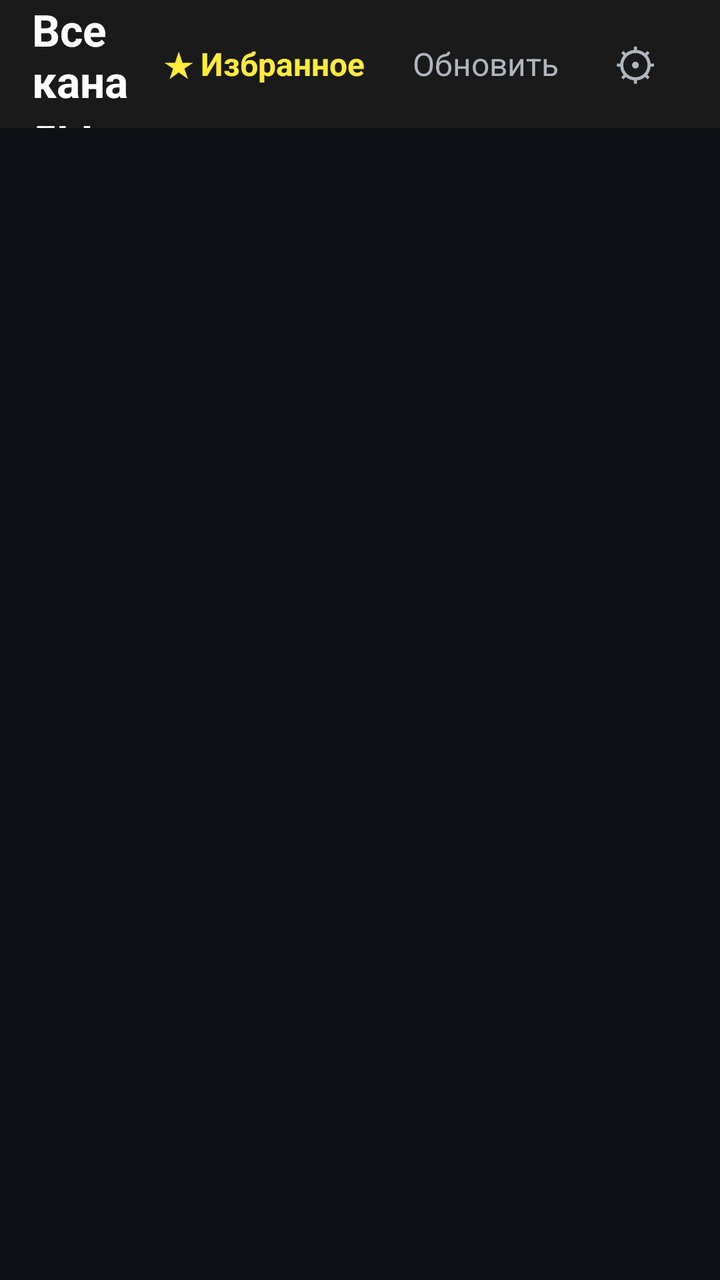
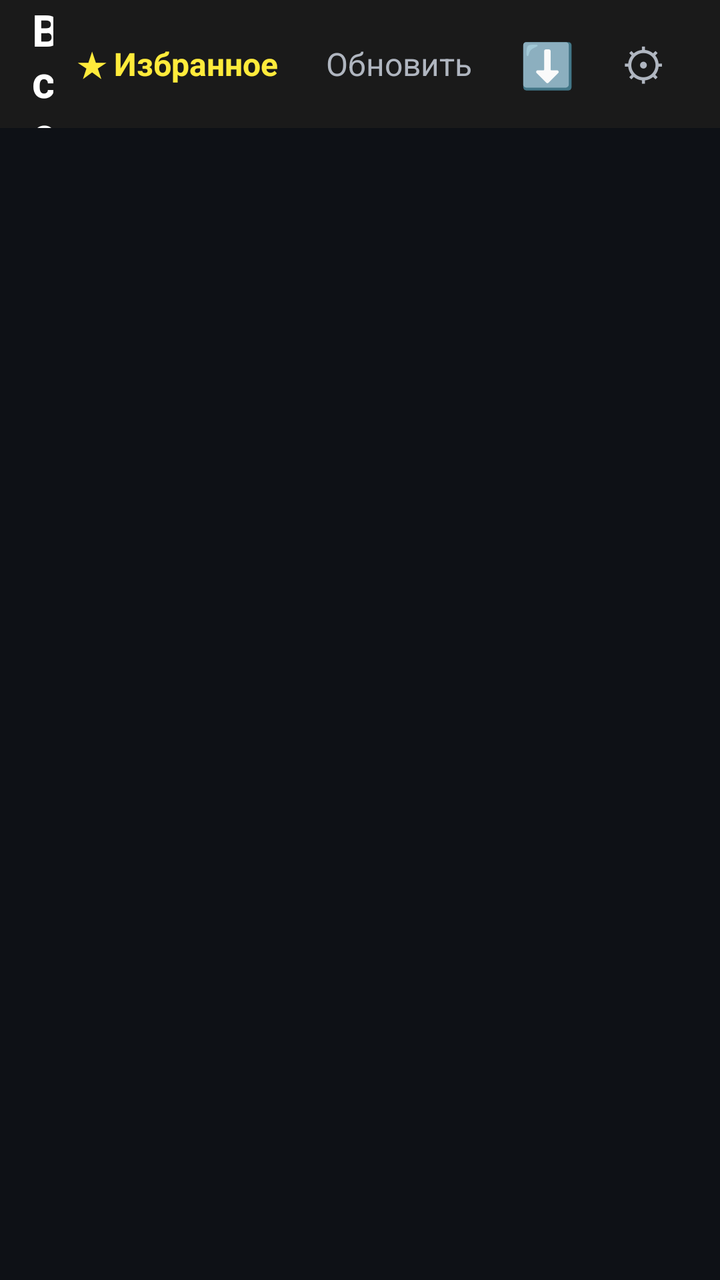

Two renders of the same Android screen: before a commit and after it. Below are the layout's source before the change and the commit's diff.
<!-- AndroidManifest.xml: activity theme Theme.TVPlayer.Splash -->
<!-- res/layout/activity_main.xml -->
<?xml version="1.0" encoding="utf-8"?>
<androidx.constraintlayout.widget.ConstraintLayout
    xmlns:android="http://schemas.android.com/apk/res/android"
    xmlns:app="http://schemas.android.com/apk/res-auto"
    android:layout_width="match_parent"
    android:layout_height="match_parent"
    android:background="@color/bg">
    <LinearLayout
        android:id="@+id/topBar"
        android:layout_width="match_parent"
        android:layout_height="64dp"
        android:orientation="horizontal"
        android:background="#1A1A1A"
        android:gravity="center_vertical"
        android:paddingHorizontal="16dp"
        app:layout_constraintTop_toTopOf="parent">
        <TextView
            android:id="@+id/txtTitle"
            android:layout_width="0dp"
            android:layout_height="wrap_content"
            android:layout_weight="1"
            android:text="Все каналы"
            android:textColor="@color/text"
            android:textSize="22sp"
            android:textStyle="bold" />
        <TextView
            android:id="@+id/btnFavFilter"
            android:layout_width="wrap_content"
            android:layout_height="wrap_content"
            android:text="★ Избранное"
            android:textColor="#FFEB3B"
            android:textSize="16sp"
            android:textStyle="bold"
            android:padding="12dp"
            android:focusable="true"
            android:clickable="true"
            android:background="?attr/selectableItemBackground" />
        <TextView
            android:id="@+id/btnRefresh"
            android:layout_width="wrap_content"
            android:layout_height="wrap_content"
            android:text="Обновить"
            android:textColor="@color/text_dim"
            android:textSize="16sp"
            android:padding="12dp"
            android:focusable="true"
            android:clickable="true"
            android:background="?attr/selectableItemBackground" />
        <TextView
            android:id="@+id/btnSettings"
            android:layout_width="wrap_content"
            android:layout_height="wrap_content"
            android:text="⚙"
            android:textColor="@color/text_dim"
            android:textSize="22sp"
            android:paddingHorizontal="16dp"
            android:focusable="true"
            android:clickable="true"
            android:background="?attr/selectableItemBackground" />
    </LinearLayout>
    <androidx.recyclerview.widget.RecyclerView
        android:id="@+id/recycler"
        android:layout_width="0dp"
        android:layout_height="0dp"
        android:padding="8dp"
        android:clipToPadding="false"
        app:layout_constraintTop_toBottomOf="@id/topBar"
        app:layout_constraintBottom_toBottomOf="parent"
        app:layout_constraintStart_toStartOf="parent"
        app:layout_constraintEnd_toEndOf="parent" />
    <ProgressBar
        android:id="@+id/progress"
        android:layout_width="wrap_content"
        android:layout_height="wrap_content"
        app:layout_constraintTop_toTopOf="@id/recycler"
        app:layout_constraintBottom_toBottomOf="@id/recycler"
        app:layout_constraintStart_toStartOf="parent"
        app:layout_constraintEnd_toEndOf="parent" />
    <TextView
        android:id="@+id/error"
        android:layout_width="0dp"
        android:layout_height="wrap_content"
        android:padding="24dp"
        android:gravity="center"
        android:textColor="#FFFF6B6B"
        android:textSize="14sp"
        android:lineSpacingExtra="3dp"
        android:clickable="true"
        android:focusable="true"
        android:visibility="gone"
        app:layout_constraintTop_toTopOf="@id/recycler"
        app:layout_constraintBottom_toBottomOf="@id/recycler"
        app:layout_constraintStart_toStartOf="parent"
        app:layout_constraintEnd_toEndOf="parent" />
</androidx.constraintlayout.widget.ConstraintLayout>
<!-- resources referenced by this layout -->
<resources>
  <color name="bg">#FF0E1116</color>
  <color name="text">#FFFFFFFF</color>
  <color name="text_dim">#FFB0B6C0</color>
  <style name="Theme.TVPlayer.Splash" parent="Theme.SplashScreen">
          <item name="windowSplashScreenBackground">@color/bg</item>
          <item name="windowSplashScreenAnimatedIcon">@drawable/splash_logo</item>
          <item name="postSplashScreenTheme">@style/Theme.TVPlayer</item>
      </style>
  <!-- drawable splash_logo (drawable) -->
  <vector xmlns:android="http://schemas.android.com/apk/res/android"
      android:width="200dp" android:height="200dp"
      android:viewportWidth="108" android:viewportHeight="108">
      <path android:fillColor="#2563EB"
          android:pathData="M54,20 C72.78,20 88,35.22 88,54 C88,72.78 72.78,88 54,88 C35.22,88 20,72.78 20,54 C20,35.22 35.22,20 54,20 Z" />
      <path android:fillColor="#FFFFFF" android:pathData="M48,42 L48,66 L68,54 Z" />
  </vector>
  <style name="Theme.TVPlayer" parent="Theme.AppCompat.NoActionBar">
          <item name="android:windowBackground">@color/bg</item>
          <item name="android:statusBarColor">@color/bg</item>
          <item name="android:navigationBarColor">@color/bg</item>
          <item name="android:textColor">@color/text</item>
      </style>
</resources>

<!-- the commit's change to res/layout/activity_main.xml (unified diff, before → after) -->
@@ -47,13 +47,25 @@
             android:clickable="true"
             android:background="?attr/selectableItemBackground" />
         <TextView
+            android:id="@+id/btnCheckUpdates"
+            android:layout_width="wrap_content"
+            android:layout_height="wrap_content"
+            android:text="⬇️"
+            android:textColor="@color/text_dim"
+            android:textSize="22sp"
+            android:paddingHorizontal="12dp"
+            android:focusable="true"
+            android:clickable="true"
+            android:contentDescription="Проверить обновления"
+            android:background="?attr/selectableItemBackground" />
+        <TextView
             android:id="@+id/btnSettings"
             android:layout_width="wrap_content"
             android:layout_height="wrap_content"
             android:text="⚙"
             android:textColor="@color/text_dim"
             android:textSize="22sp"
-            android:paddingHorizontal="16dp"
+            android:paddingHorizontal="12dp"
             android:focusable="true"
             android:clickable="true"
             android:background="?attr/selectableItemBackground" />
